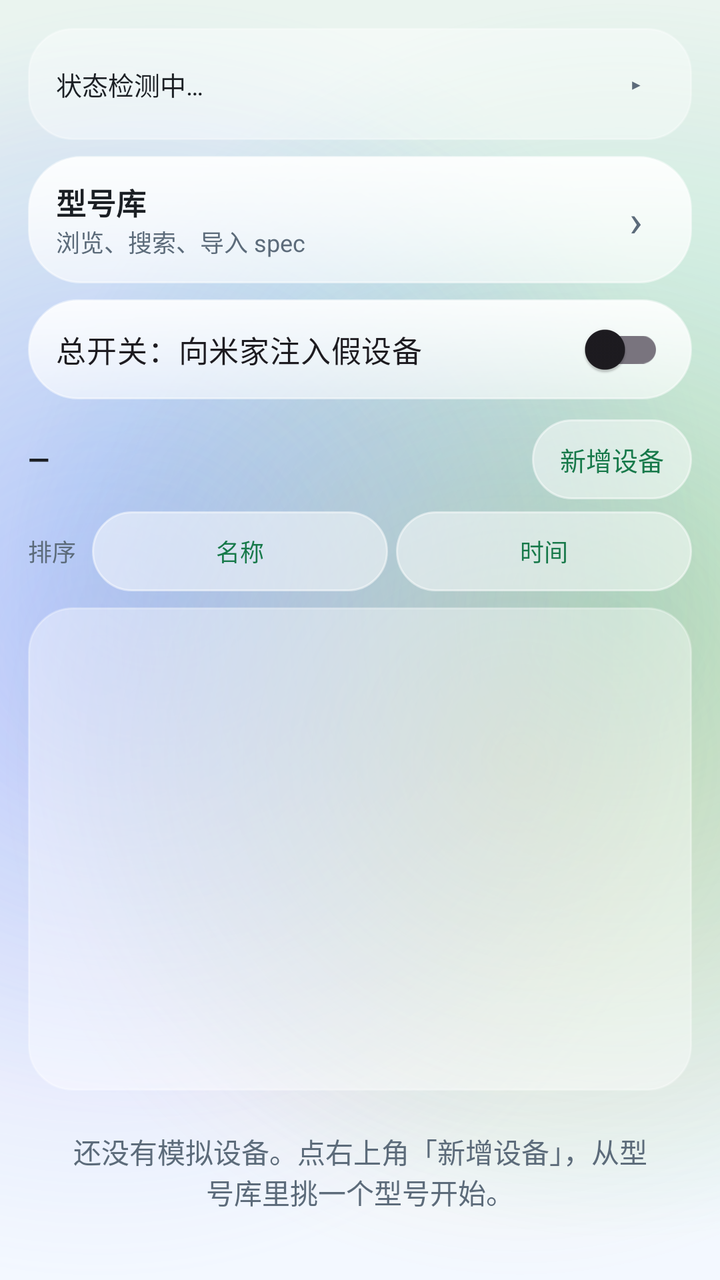
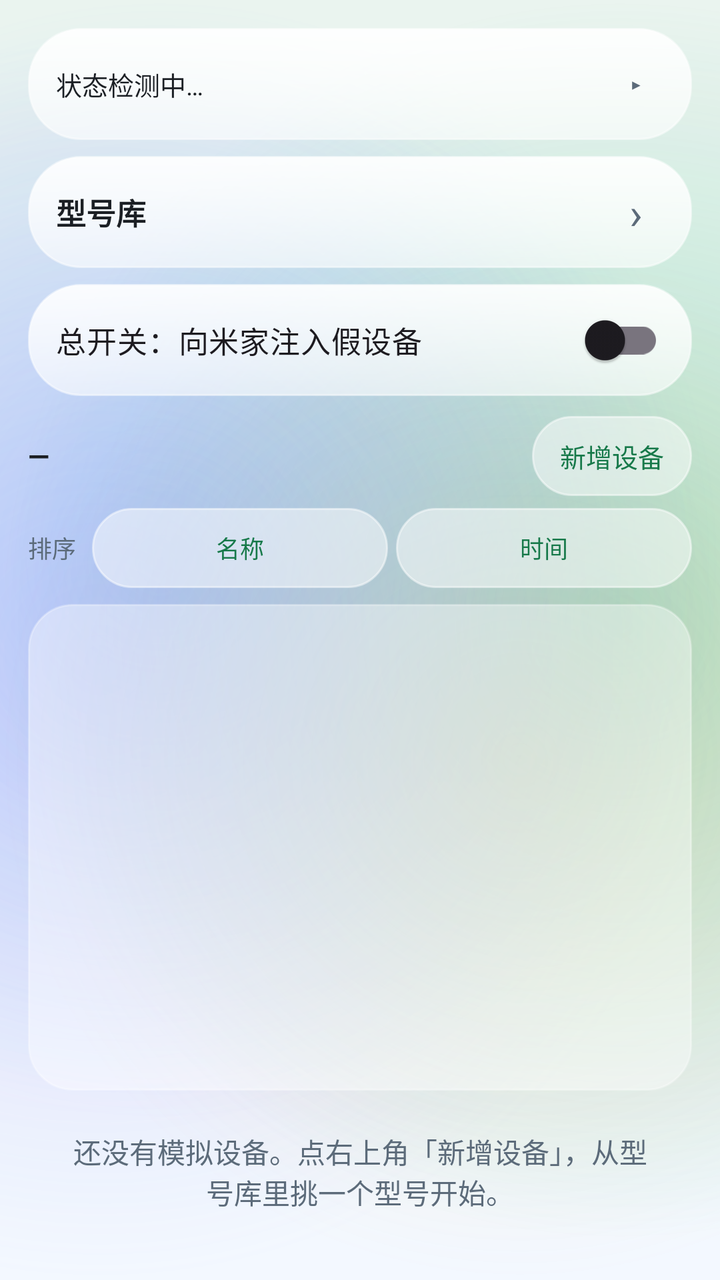

Screens rendered from an Android XML layout before and after an edit, with the pre-edit source and the edit as a unified diff.
<!-- AndroidManifest.xml: application theme Theme.MijiaSim -->
<!-- res/layout/activity_main.xml -->
<?xml version="1.0" encoding="utf-8"?>
<LinearLayout xmlns:android="http://schemas.android.com/apk/res/android"
    android:layout_width="match_parent"
    android:layout_height="match_parent"
    android:orientation="vertical"
    android:paddingLeft="14dp"
    android:paddingTop="14dp"
    android:paddingRight="14dp"
    android:paddingBottom="14dp">

    
    <LinearLayout
        android:id="@+id/status_card"
        android:layout_width="match_parent"
        android:layout_height="wrap_content"
        android:background="@drawable/bg_glass_card_soft"
        android:orientation="vertical"
        android:paddingTop="8dp"
        android:paddingBottom="8dp">

        <LinearLayout
            android:id="@+id/status_header"
            android:layout_width="match_parent"
            android:layout_height="wrap_content"
            android:background="?attr/selectableItemBackground"
            android:clickable="true"
            android:focusable="true"
            android:gravity="center_vertical"
            android:orientation="horizontal"
            android:paddingLeft="14dp"
            android:paddingTop="4dp"
            android:paddingRight="12dp"
            android:paddingBottom="4dp">

            <TextView
                android:id="@+id/status_summary"
                android:layout_width="0dp"
                android:layout_height="wrap_content"
                android:layout_weight="1"
                android:ellipsize="end"
                android:maxLines="1"
                android:text="@string/status_placeholder"
                android:textColor="@color/ink"
                android:textSize="13sp" />

            <TextView
                android:id="@+id/status_toggle"
                android:layout_width="32dp"
                android:layout_height="32dp"
                android:gravity="center"
                android:text="@string/status_arrow_closed"
                android:textColor="@color/ink_muted"
                android:textSize="14sp" />
        </LinearLayout>

        <TextView
            android:id="@+id/status_text"
            android:layout_width="match_parent"
            android:layout_height="wrap_content"
            android:lineSpacingExtra="3dp"
            android:paddingLeft="14dp"
            android:paddingTop="4dp"
            android:paddingRight="14dp"
            android:paddingBottom="4dp"
            android:text="@string/status_placeholder"
            android:textColor="@color/ink"
            android:textSize="13sp"
            android:visibility="gone" />
    </LinearLayout>

    
    <LinearLayout
        android:id="@+id/btn_open_library"
        android:layout_width="match_parent"
        android:layout_height="wrap_content"
        android:layout_marginTop="8dp"
        android:background="@drawable/bg_glass_card"
        android:clickable="true"
        android:focusable="true"
        android:gravity="center_vertical"
        android:orientation="horizontal"
        android:paddingLeft="14dp"
        android:paddingTop="12dp"
        android:paddingRight="12dp"
        android:paddingBottom="12dp">

        <LinearLayout
            android:layout_width="0dp"
            android:layout_height="wrap_content"
            android:layout_weight="1"
            android:orientation="vertical">

            <TextView
                android:layout_width="match_parent"
                android:layout_height="wrap_content"
                android:text="@string/label_model_library_entry"
                android:textColor="@color/ink"
                android:textSize="15sp"
                android:textStyle="bold" />

            <TextView
                android:layout_width="match_parent"
                android:layout_height="wrap_content"
                android:text="@string/hint_model_library_entry"
                android:textColor="@color/ink_muted"
                android:textSize="12sp" />
        </LinearLayout>

        <TextView
            android:layout_width="32dp"
            android:layout_height="32dp"
            android:gravity="center"
            android:text="@string/glyph_chevron"
            android:textColor="@color/ink_muted"
            android:textSize="22sp" />
    </LinearLayout>

    <androidx.appcompat.widget.SwitchCompat
        android:id="@+id/switch_inject"
        android:layout_width="match_parent"
        android:layout_height="wrap_content"
        android:layout_marginTop="8dp"
        android:background="@drawable/bg_glass_card"
        android:padding="14dp"
        android:text="@string/label_master_switch"
        android:textSize="15sp" />

    <LinearLayout
        android:layout_width="match_parent"
        android:layout_height="wrap_content"
        android:layout_marginTop="10dp"
        android:gravity="center_vertical"
        android:orientation="horizontal">

        <TextView
            android:id="@+id/device_count"
            android:layout_width="0dp"
            android:layout_height="wrap_content"
            android:layout_weight="1"
            android:text="@string/count_placeholder"
            android:textColor="@color/ink"
            android:textSize="14sp"
            android:textStyle="bold" />

        <Button
            android:id="@+id/btn_add"
            style="@style/Widget.MijiaSim.Button.Pill"
            android:layout_width="wrap_content"
            android:layout_height="wrap_content"
            android:layout_marginStart="8dp"
            android:text="@string/action_add" />
    </LinearLayout>

    
    <LinearLayout
        android:layout_width="match_parent"
        android:layout_height="wrap_content"
        android:layout_marginTop="6dp"
        android:gravity="center_vertical"
        android:orientation="horizontal">

        <TextView
            android:layout_width="wrap_content"
            android:layout_height="wrap_content"
            android:paddingEnd="4dp"
            android:text="@string/label_sort"
            android:textColor="@color/ink_muted"
            android:textSize="12sp" />

        <Button
            android:id="@+id/btn_sort_name"
            style="@style/Widget.MijiaSim.Button.Pill"
            android:layout_width="0dp"
            android:layout_height="wrap_content"
            android:layout_marginStart="4dp"
            android:layout_weight="1"
            android:minWidth="0dp"
            android:text="@string/sort_name"
            android:textSize="12sp" />

        <Button
            android:id="@+id/btn_sort_time"
            style="@style/Widget.MijiaSim.Button.Pill"
            android:layout_width="0dp"
            android:layout_height="wrap_content"
            android:layout_marginStart="4dp"
            android:layout_weight="1"
            android:minWidth="0dp"
            android:text="@string/sort_time"
            android:textSize="12sp" />
    </LinearLayout>

    <androidx.recyclerview.widget.RecyclerView
        android:id="@+id/device_list"
        android:layout_width="match_parent"
        android:layout_height="0dp"
        android:layout_marginTop="8dp"
        android:layout_weight="1"
        android:background="@drawable/bg_glass_card_soft"
        android:padding="4dp"
        android:scrollbars="vertical" />

    <TextView
        android:id="@+id/empty_hint"
        android:layout_width="match_parent"
        android:layout_height="wrap_content"
        android:gravity="center"
        android:padding="20dp"
        android:text="@string/hint_no_device"
        android:textColor="@color/ink_muted"
        android:textSize="14sp" />

</LinearLayout>
<!-- resources referenced by this layout -->
<resources>
  <color name="ink">#FF1B1F24</color>
  <color name="ink_muted">#FF5C6B7A</color>
  <!-- drawable bg_glass_card_soft (drawable) -->
  <?xml version="1.0" encoding="utf-8"?>
  <shape xmlns:android="http://schemas.android.com/apk/res/android"
      android:shape="rectangle">
      <solid android:color="@color/glass_soft" />
      <corners android:radius="22dp" />
      <stroke
          android:width="1dp"
          android:color="@color/glass_stroke_soft" />
  </shape>
  <string name="action_add">新增设备</string>
  <string name="count_placeholder">—</string>
  <string name="glyph_chevron">›</string>
  <string name="hint_model_library_entry">浏览、搜索、导入 spec</string>
  <string name="hint_no_device">还没有模拟设备。点右上角「新增设备」，从型号库里挑一个型号开始。</string>
  <string name="label_master_switch">总开关：向米家注入假设备</string>
  <string name="label_model_library_entry">型号库</string>
  <string name="label_sort">排序</string>
  <string name="sort_name">名称</string>
  <string name="sort_time">时间</string>
  <string name="status_arrow_closed">▸</string>
  <string name="status_placeholder">状态检测中…</string>
  <style name="Widget.MijiaSim.Button.Pill" parent="Widget.AppCompat.Button.Borderless">
          <item name="android:background">@drawable/bg_glass_pill</item>
          <item name="android:textColor">@color/button_text</item>
          <item name="android:textAllCaps">false</item>
          <item name="android:textSize">13sp</item>
          <item name="android:minWidth">0dp</item>
          <item name="android:minHeight">40dp</item>
          <item name="android:paddingLeft">14dp</item>
          <item name="android:paddingRight">14dp</item>
          <item name="android:stateListAnimator">@null</item>
      </style>
  <color name="glass_bottom">#99FFFFFF</color>
  <color name="glass_top">#E6FFFFFF</color>
  <color name="glass_stroke">#80FFFFFF</color>
  <color name="glass_soft">#66FFFFFF</color>
  <color name="glass_stroke_soft">#4DFFFFFF</color>
  <color name="accent">#FF2bb673</color>
  <color name="accent_deep">#FF17794A</color>
  <color name="liquid_sky">#FFF3F8FF</color>
  <style name="Widget.MijiaSim.ActionBar" parent="Widget.AppCompat.ActionBar.Solid">
          <item name="background">@drawable/bg_glass_bar</item>
          <item name="elevation">0dp</item>
          <item name="titleTextStyle">@style/TextAppearance.MijiaSim.ActionBar.Title</item>
          <item name="subtitleTextStyle">@style/TextAppearance.MijiaSim.ActionBar.Subtitle</item>
      </style>
  <style name="ThemeOverlay.MijiaSim.ActionBar" parent="ThemeOverlay.AppCompat.Light">
          <item name="colorControlNormal">@color/ink</item>
          <item name="android:textColorPrimary">@color/ink</item>
      </style>
  <color name="pill_pressed">#B3FFFFFF</color>
  <color name="pill_disabled">#40FFFFFF</color>
  <color name="pill_fill">#80FFFFFF</color>
  <color name="liquid_mist">#FFEAF4EF</color>
  <color name="blob_mint">#552BB673</color>
  <color name="blob_blue">#4D4C9AFF</color>
  <color name="blob_violet">#3D8E7CFF</color>
  <color name="blob_amber">#2EF2A33C</color>
  <style name="TextAppearance.MijiaSim.ActionBar.Title" parent="TextAppearance.AppCompat.Widget.ActionBar.Title">
          <item name="android:textColor">@color/ink</item>
          <item name="android:textSize">19sp</item>
      </style>
  <style name="TextAppearance.MijiaSim.ActionBar.Subtitle" parent="TextAppearance.AppCompat.Widget.ActionBar.Subtitle">
          <item name="android:textColor">@color/ink_muted</item>
      </style>
  <!-- drawable bg_glass_dialog (drawable) -->
  <?xml version="1.0" encoding="utf-8"?>
  <shape xmlns:android="http://schemas.android.com/apk/res/android"
      android:shape="rectangle">
      <solid android:color="@color/dialog_fill" />
      <corners android:radius="28dp" />
      <stroke
          android:width="1dp"
          android:color="@color/glass_stroke" />
  </shape>
  <color name="bar_bottom">#D9FFFFFF</color>
  <color name="bar_top">#F2FFFFFF</color>
  <color name="dialog_fill">#F7FFFFFF</color>
  <!-- unchanged entries left out for length: 6 -->
</resources>

<!-- the commit's change to res/layout/activity_main.xml (unified diff, before → after) -->
@@ -13,24 +13,20 @@
         android:id="@+id/status_card"
         android:layout_width="match_parent"
         android:layout_height="wrap_content"
-        android:background="@drawable/bg_glass_card_soft"
-        android:orientation="vertical"
-        android:paddingTop="8dp"
-        android:paddingBottom="8dp">
+        android:background="@drawable/bg_glass_card"
+        android:orientation="vertical">
 
         <LinearLayout
             android:id="@+id/status_header"
             android:layout_width="match_parent"
-            android:layout_height="wrap_content"
+            android:layout_height="56dp"
             android:background="?attr/selectableItemBackground"
             android:clickable="true"
             android:focusable="true"
             android:gravity="center_vertical"
             android:orientation="horizontal"
             android:paddingLeft="14dp"
-            android:paddingTop="4dp"
-            android:paddingRight="12dp"
-            android:paddingBottom="4dp">
+            android:paddingRight="12dp">
 
             <TextView
                 android:id="@+id/status_summary"
@@ -59,9 +55,9 @@
             android:layout_height="wrap_content"
             android:lineSpacingExtra="3dp"
             android:paddingLeft="14dp"
-            android:paddingTop="4dp"
+            android:paddingTop="2dp"
             android:paddingRight="14dp"
-            android:paddingBottom="4dp"
+            android:paddingBottom="12dp"
             android:text="@string/status_placeholder"
             android:textColor="@color/ink"
             android:textSize="13sp"
@@ -72,7 +68,7 @@
     <LinearLayout
         android:id="@+id/btn_open_library"
         android:layout_width="match_parent"
-        android:layout_height="wrap_content"
+        android:layout_height="56dp"
         android:layout_marginTop="8dp"
         android:background="@drawable/bg_glass_card"
         android:clickable="true"
@@ -80,31 +76,18 @@
         android:gravity="center_vertical"
         android:orientation="horizontal"
         android:paddingLeft="14dp"
-        android:paddingTop="12dp"
-        android:paddingRight="12dp"
-        android:paddingBottom="12dp">
+        android:paddingRight="12dp">
 
-        <LinearLayout
+        <TextView
             android:layout_width="0dp"
             android:layout_height="wrap_content"
             android:layout_weight="1"
-            android:orientation="vertical">
-
-            <TextView
-                android:layout_width="match_parent"
-                android:layout_height="wrap_content"
-                android:text="@string/label_model_library_entry"
-                android:textColor="@color/ink"
-                android:textSize="15sp"
-                android:textStyle="bold" />
-
-            <TextView
-                android:layout_width="match_parent"
-                android:layout_height="wrap_content"
-                android:text="@string/hint_model_library_entry"
-                android:textColor="@color/ink_muted"
-                android:textSize="12sp" />
-        </LinearLayout>
+            android:ellipsize="end"
+            android:maxLines="1"
+            android:text="@string/label_model_library_entry"
+            android:textColor="@color/ink"
+            android:textSize="15sp"
+            android:textStyle="bold" />
 
         <TextView
             android:layout_width="32dp"
@@ -118,10 +101,12 @@
     <androidx.appcompat.widget.SwitchCompat
         android:id="@+id/switch_inject"
         android:layout_width="match_parent"
-        android:layout_height="wrap_content"
+        android:layout_height="56dp"
         android:layout_marginTop="8dp"
         android:background="@drawable/bg_glass_card"
-        android:padding="14dp"
+        android:gravity="center_vertical"
+        android:paddingLeft="14dp"
+        android:paddingRight="14dp"
         android:text="@string/label_master_switch"
         android:textSize="15sp" />
 
<!-- resource entries referenced after the edit -->
@@ -15,7 +15,6 @@
   <string name="action_add">新增设备</string>
   <string name="count_placeholder">—</string>
   <string name="glyph_chevron">›</string>
-  <string name="hint_model_library_entry">浏览、搜索、导入 spec</string>
   <string name="hint_no_device">还没有模拟设备。点右上角「新增设备」，从型号库里挑一个型号开始。</string>
   <string name="label_master_switch">总开关：向米家注入假设备</string>
   <string name="label_model_library_entry">型号库</string>
@@ -26,6 +25,8 @@
   <string name="status_placeholder">状态检测中…</string>
   <style name="Widget.MijiaSim.Button.Pill" parent="Widget.AppCompat.Button.Borderless">
           <item name="android:background">@drawable/bg_glass_pill</item>
+          <item name="backgroundTint">@null</item>
+          <item name="android:backgroundTint">@null</item>
           <item name="android:textColor">@color/button_text</item>
           <item name="android:textAllCaps">false</item>
           <item name="android:textSize">13sp</item>
